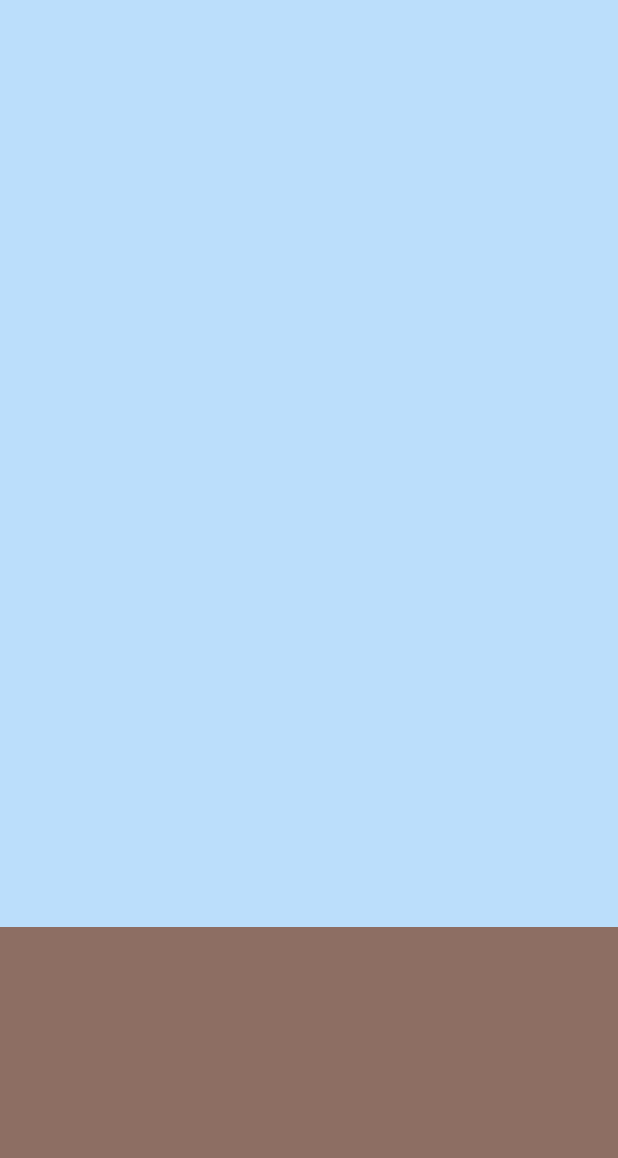
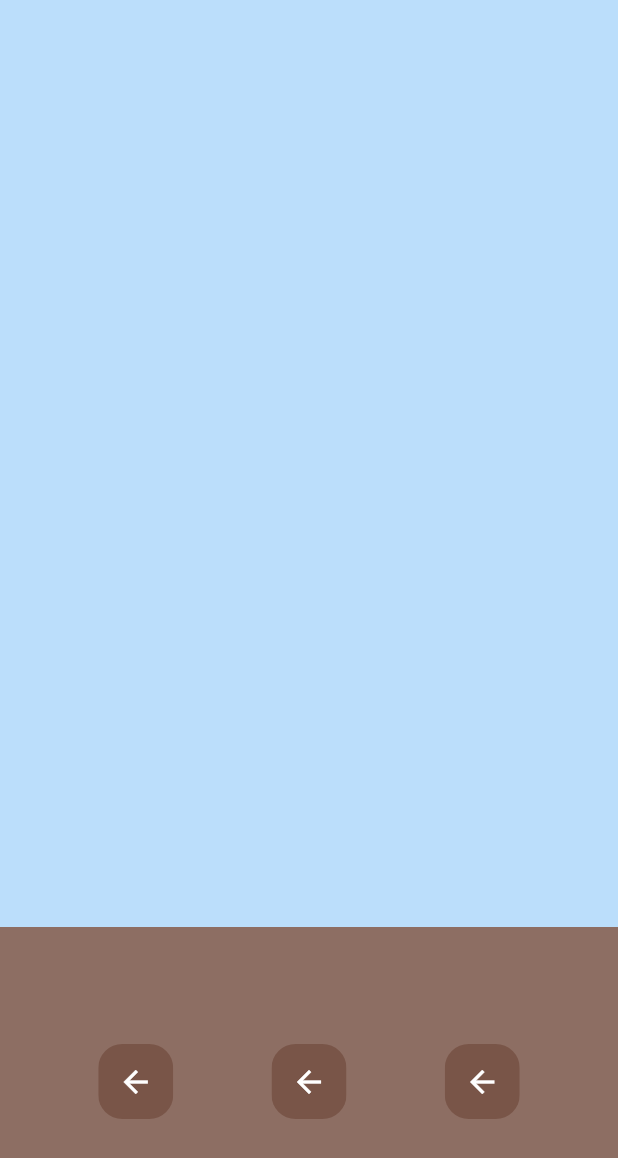
Before and after one commit to Rizz-33/Bubble-Trouble, a Flutter app: the screen it shows after launch, on a phone screen of 412 x 824 dp. Shown: the top 1158 px of the screen. Run offline on Flutter 3.47's test engine with Material 3 defaults, Android fonts, the phone set to English and light mode, and no system bars.

Commit message:
modify: button

```diff
--- a/lib/button.dart
+++ b/lib/button.dart
@@ -5,11 +5,14 @@ class MyButton extends StatelessWidget {
 
   @override
   Widget build(BuildContext context) {
-    return Container(
-      color: Colors.brown,
-      width: 50,
-      height: 50,
-      child: Text("data"),
+    return ClipRRect(
+      borderRadius: BorderRadius.circular(16),
+      child: Container(
+        color: Colors.brown,
+        width: 50,
+        height: 50,
+        child: Center(child: Icon(Icons.arrow_back, color: Colors.white,)),
+      ),
     );
   }
 }
--- a/lib/home.dart
+++ b/lib/home.dart
@@ -1,3 +1,4 @@
+import 'package:bubble_trouble/button.dart';
 import 'package:flutter/material.dart';
 
 class HomePage extends StatefulWidget {
@@ -22,8 +23,11 @@ class _HomePageState extends State<HomePage> {
           child: Container(
             color: Colors.brown[400],
             child: Row(
+              mainAxisAlignment: MainAxisAlignment.spaceEvenly,
               children: [
-
+                MyButton(),
+                MyButton(),
+                MyButton(),
               ],
             ),
           ),
```
